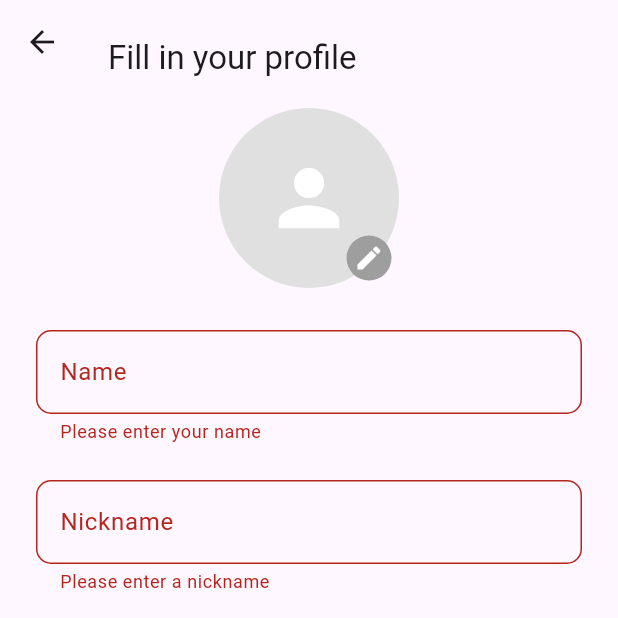
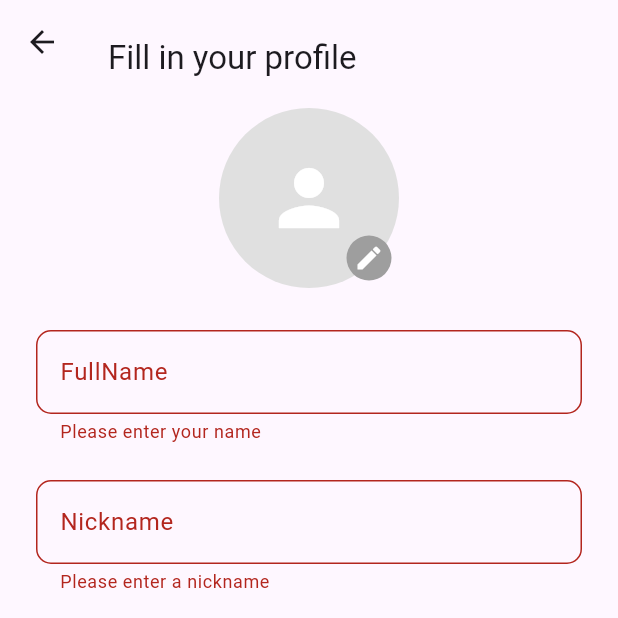
Before and after one commit to Yeee12/book_your_doctor, a Flutter app: the CreateProfile screen opened directly, after a tap on "Save", on a phone screen of 412 x 824 dp, the top half of it. Run offline on Flutter 3.47's test engine with Material 3 defaults, Android fonts, the light colour scheme and no system bars; our stand-ins replace cloud_firestore, firebase_auth, firebase_core; accounts and stored records are empty; Roboto replaces fonts that are missing (Inter).

Commit message:
profile and homepage fixed

```diff
--- a/lib/authenticate/register.dart
+++ b/lib/authenticate/register.dart
@@ -126,7 +126,7 @@ class _RegisterState extends State<Register> {
               onPressed: () async {
                 if (_formKey.currentState?.validate() ?? false) {
                   // Call the register method
-                  CustomUser? result = await _auth.registerWithEmailAndPassword(email!, password!);
+                  CustomUser? result = await _auth.registerWithEmailAndPassword(email!, password!, fullname!);
                   if (result == null) {
                   } else {
                     // Handle successful registration
--- a/lib/home/create_profile.dart
+++ b/lib/home/create_profile.dart
@@ -1,5 +1,7 @@
 import 'package:book_your_doctor/helpers/basic_app_btn.dart';
 import 'package:book_your_doctor/home/homepage.dart';
+import 'package:book_your_doctor/services/auth.dart';
+import 'package:firebase_auth/firebase_auth.dart';
 import 'package:flutter/material.dart';
 import 'package:intl/intl.dart';
 
@@ -12,7 +14,7 @@ class CreateProfile extends StatefulWidget {
 
 class _CreateProfileState extends State<CreateProfile> {
   final _formKey = GlobalKey<FormState>();
-  String? name;
+  String? fullName;
   String? nickname;
   String? email;
   String? dateOfBirth;
@@ -55,18 +57,38 @@ class _CreateProfileState extends State<CreateProfile> {
     );
   }
 
-  void _saveForm() {
+  void _saveForm() async {
     if (_formKey.currentState!.validate()) {
-      // If form validation passes
       _showLoadingDialog(); // Show loading dialog
-      Future.delayed(const Duration(seconds: 3), () {
-        // Close the loading dialog and navigate to the homepage
+
+      // Get the current user
+      User? user = FirebaseAuth.instance.currentUser;
+
+      if (user != null) {
+        // Save user profile data to Firestore
+        await AuthService().saveUserProfile(
+          user.uid, // User ID
+          fullName ?? '', // Name
+          nickname ?? '', // Nickname
+          email ?? '', // Email
+          dateOfBirth ?? '', // Date of Birth
+          _selectedGender ?? '', // Gender
+        );
+
+        Future.delayed(const Duration(seconds: 3), () {
+          Navigator.of(context).pop(); // Dismiss the dialog
+          Navigator.pushReplacement(
+            context,
+            MaterialPageRoute(builder: (BuildContext context) => Homepage()),
+          );
+        });
+      } else {
+        // Handle user not logged in case
         Navigator.of(context).pop(); // Dismiss the dialog
-        Navigator.push(
-          context,
-          MaterialPageRoute(builder: (BuildContext context) => Homepage()),
+        ScaffoldMessenger.of(context).showSnackBar(
+          SnackBar(content: Text("User not logged in.")),
         );
-      });
+      }
     }
   }
 
@@ -122,7 +144,7 @@ class _CreateProfileState extends State<CreateProfile> {
                   padding: const EdgeInsets.all(8.0),
                   child: TextFormField(
                     decoration: InputDecoration(
-                      labelText: "Name",
+                      labelText: "FullName",
                       border: OutlineInputBorder(
                         borderRadius: BorderRadius.circular(10),
                       ),
@@ -134,7 +156,7 @@ class _CreateProfileState extends State<CreateProfile> {
                       return null;
                     },
                     onChanged: (val) {
-                      name = val;
+                      fullName = val;
                     },
                   ),
                 ),
--- a/lib/models/user.dart
+++ b/lib/models/user.dart
@@ -1,4 +1,6 @@
 class CustomUser {
   final String uid;
-  CustomUser({required this.uid});
- }
+  final String? displayName; // Add this field
+
+  CustomUser({required this.uid, this.displayName});
+}
```
Also changed, not shown: lib/screen/profile.dart (+25 -19 lines), lib/services/auth.dart (+28 -3 lines).
